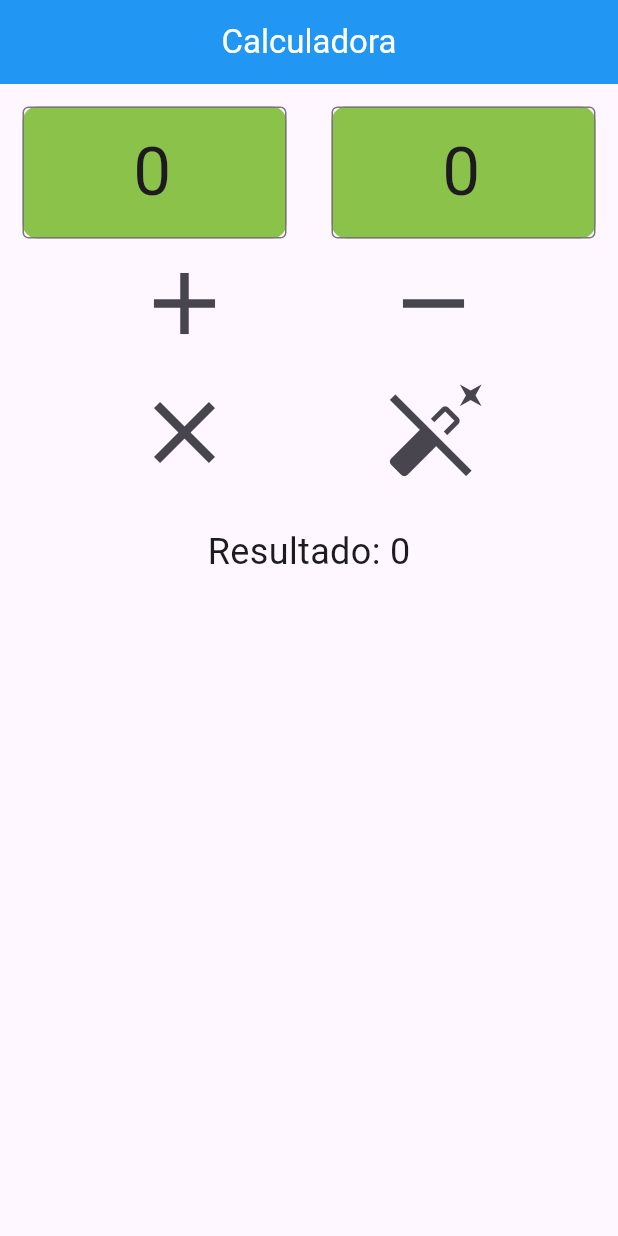
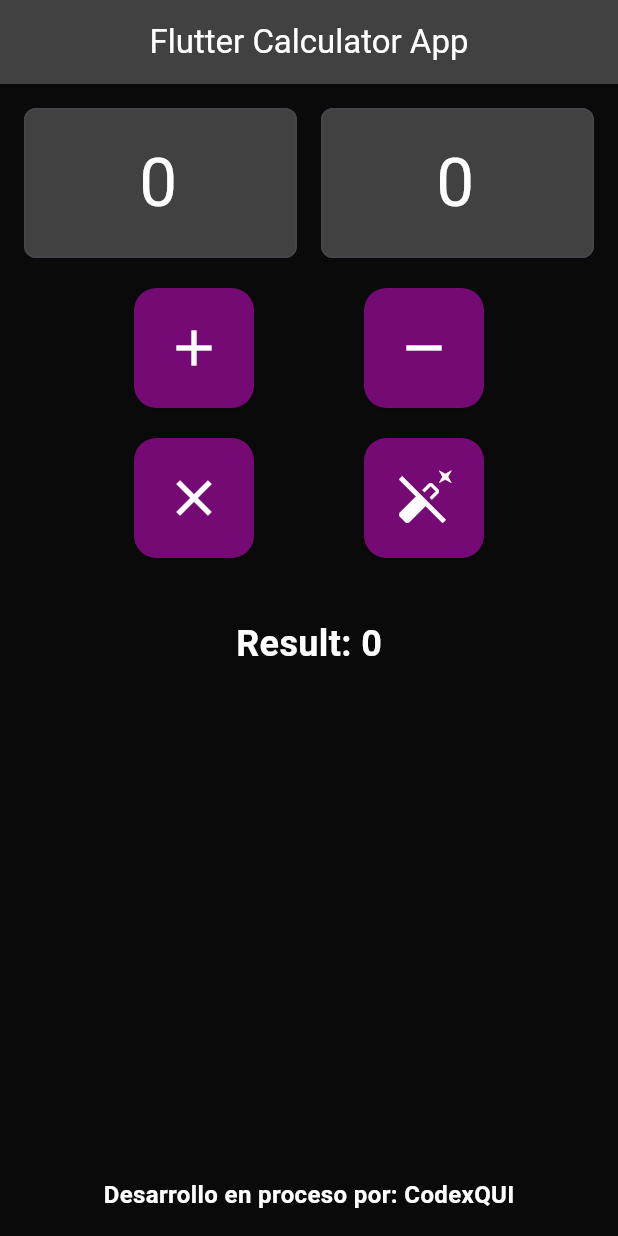
Before and after one commit to codexqui/flutter_calculator_app, a Flutter app: the screen it shows after launch, after a tap on the "add" icon, on a phone screen of 412 x 824 dp. Run offline on Flutter 3.47's test engine with Material 3 defaults, Android fonts, the phone set to English and light mode, and no system bars.

Commit message:
second commit

```diff
--- a/lib/screens/calculator.dart
+++ b/lib/screens/calculator.dart
@@ -1,139 +1,135 @@
 import 'package:flutter/material.dart';
 
 class CalculatorScreen extends StatefulWidget {
-  const CalculatorScreen({super.key});
+  const CalculatorScreen({Key? key}) : super(key: key);
 
   @override
   State<CalculatorScreen> createState() => _CalculatorScreenState();
 }
 
 class _CalculatorScreenState extends State<CalculatorScreen> {
-  int result = 0;
-  int number1 = 0;
-  int number2 = 0;
+  int _result = 0;
+  int _number1 = 0;
+  int _number2 = 0;
+  final TextEditingController _controller1 = TextEditingController();
+  final TextEditingController _controller2 = TextEditingController();
+
+  @override
+  void initState() {
+    super.initState();
+    _controller1.text = _number1.toString();
+    _controller2.text = _number2.toString();
+  }
+
+  @override
+  void dispose() {
+    _controller1.dispose();
+    _controller2.dispose();
+    super.dispose();
+  }
 
   @override
   Widget build(BuildContext context) {
     return Scaffold(
       appBar: AppBar(
-        backgroundColor: Colors.blue,
+        backgroundColor: Color.fromARGB(255, 65, 65, 65),
         centerTitle: true,
         title: const Text(
-          'Calculadora',
+          'Flutter Calculator App',
           style: TextStyle(color: Colors.white),
         ),
       ),
-      body: Column(
+      body: Container(
+        color: Color.fromARGB(255, 10, 10, 10), // Fondo de color oscuro
+        padding: const EdgeInsets.all(16.0),
+        child: Column(
           children: [
             Row(
               children: [
-              Expanded(
-                child: Padding(
-                  padding: const EdgeInsets.fromLTRB(15, 15, 15, 0),
-                  child: Container(
-                    decoration: BoxDecoration(
-                      color: Colors.lightGreen,
-                      borderRadius: BorderRadius.circular(10),
+                Expanded(child: _buildNumberInput(_controller1, (value) => _number1 = value)),
+                const SizedBox(width: 16),
+                Expanded(child: _buildNumberInput(_controller2, (value) => _number2 = value)),
+              ],
             ),
-                    child: TextField(
-                      controller: TextEditingController(text: number1.toString()),
-                      textAlign: TextAlign.center,
-                      style: const TextStyle(fontSize: 45),
-                      keyboardType: TextInputType.number,
-                      decoration: const InputDecoration(
-                        border: OutlineInputBorder(),
-                        contentPadding: EdgeInsets.all(10),
+            const SizedBox(height: 20),
+            Row(
+              mainAxisAlignment: MainAxisAlignment.spaceEvenly,
+              children: [
+                _buildOperationButton('+', Icons.add),
+                _buildOperationButton('-', Icons.remove),
+              ],
             ),
-                      onChanged: (value) {
-                        setState(() {
-                          number1 = int.tryParse(value) ?? 0;
-                        });
-                      },
+            const SizedBox(height: 20),
+            Row(
+              mainAxisAlignment: MainAxisAlignment.spaceEvenly,
+              children: [
+                _buildOperationButton('*', Icons.close),
+                _buildOperationButton('/', Icons.auto_fix_off),
+              ],
             ),
+            const SizedBox(height: 40),
+            Text(
+              'Result: $_result',
+              style: const TextStyle(fontSize: 24, fontWeight: FontWeight.bold, color: Colors.white),
             ),
-                ),
-              ),
-              Expanded(
-                child: Padding(
-                  padding: const EdgeInsets.fromLTRB(15, 15, 15, 0),
-                  child: Container(
-                    decoration: BoxDecoration(
-                      color: Colors.lightGreen,
-                      borderRadius: BorderRadius.circular(10),
-                    ),
-                    child: TextField(
-                      controller: TextEditingController(text: number2.toString()),
-                      textAlign: TextAlign.center,
-                      style: const TextStyle(fontSize: 45),
-                      keyboardType: TextInputType.number,
-                      decoration: const InputDecoration(
-                        border: OutlineInputBorder(),
-                        contentPadding: EdgeInsets.all(10),
-                      ),
-                      onChanged: (value) {
-                        setState(() {
-                          number2 = int.tryParse(value) ?? 0;
-                        });
-                      },
-                    ),
-                  ),
-                ),
+            const Spacer(),
+            const Text(
+              'Desarrollo en proceso por: CodexQUI',
+              style: TextStyle(fontSize: 16, fontWeight: FontWeight.bold, color: Colors.white),
             ),
           ],
         ),
-          Row(
-            mainAxisAlignment: MainAxisAlignment.spaceEvenly,
-            children: [
-              IconButton(
-                iconSize: 40,
-                onPressed: () => operar('+'),
-                icon: const Icon(Icons.add, size: 70),
-              ),
-              IconButton(
-                iconSize: 40,
-                onPressed: () => operar('-'),
-                icon: const Icon(Icons.remove, size: 70),
-              ),
-            ],
-          ),
-          Row(
-            mainAxisAlignment: MainAxisAlignment.spaceEvenly,
-            children: [
-              IconButton(
-                iconSize: 70,
-                onPressed: () => operar('*'),
-                icon: const Icon(Icons.close, size: 70),
-              ),
-              IconButton(
-                iconSize: 70,
-                onPressed: () => operar('/'),
-                icon: const Icon(Icons.auto_fix_off, size: 70),
-              ),
-            ],
-          ),
-          Padding(
-            padding: const EdgeInsets.all(20.0),
-            child: Text(
-              'Resultado: $result',
-              style: const TextStyle(fontSize: 24),
-            ),
-          ),
-        ],
       ),
     );
   }
 
-  void operar(String operando) {
+  Widget _buildNumberInput(TextEditingController controller, Function(int) onChanged) {
+    return TextField(
+      controller: controller,
+      textAlign: TextAlign.center,
+      style: const TextStyle(fontSize: 45, color: Colors.white),
+      keyboardType: TextInputType.number,
+      decoration: InputDecoration(
+        filled: true,
+        fillColor: Color.fromARGB(255, 65, 65, 65),
+        border: OutlineInputBorder(borderRadius: BorderRadius.circular(8)),
+        contentPadding: const EdgeInsets.symmetric(vertical: 16),
+      ),
+      onChanged: (value) {
         setState(() {
-      switch (operando) {
+          onChanged(int.tryParse(value) ?? 0);
+        });
+      },
+    );
+  }
+
+  Widget _buildOperationButton(String operation, IconData icon) {
+    return ElevatedButton(
+      onPressed: () => _operate(operation),
+      style: ElevatedButton.styleFrom(
+        backgroundColor: Color.fromARGB(255, 117, 10, 117),
+        padding: const EdgeInsets.all(20),
+        shape: RoundedRectangleBorder(borderRadius: BorderRadius.circular(15)),
+      ),
+      child: Icon(icon, size: 40, color: Colors.white),
+    );
+  }
+
+  void _operate(String operation) {
+    setState(() {
+      switch (operation) {
         case '+':
-          result = number1 + number2;
+          _result = _number1 + _number2;
+          break;
         case '-':
-          result = number1 - number2;
+          _result = _number1 - _number2;
+          break;
         case '*':
-          result = number1 * number2;
+          _result = _number1 * _number2;
+          break;
         case '/':
-          result = number1 ~/ number2;
+          _result = _number2 != 0 ? _number1 ~/ _number2 : 0;
+          break;
       }
     });
   }
```
Lines whose indentation alone changed are shown as unchanged.
